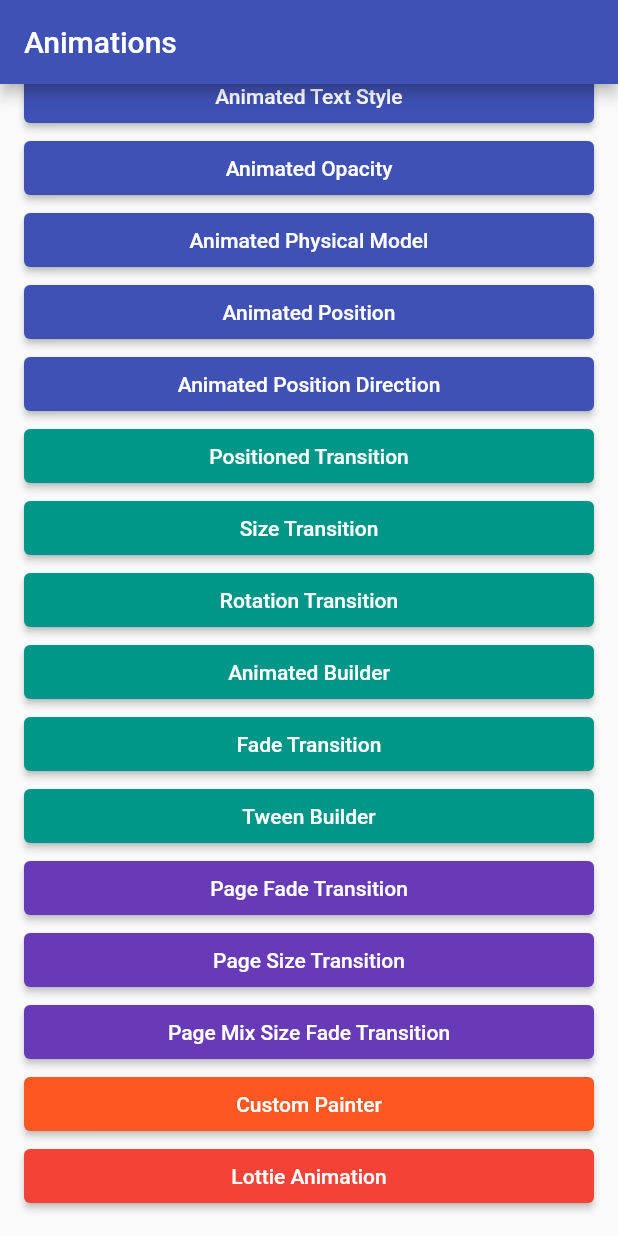
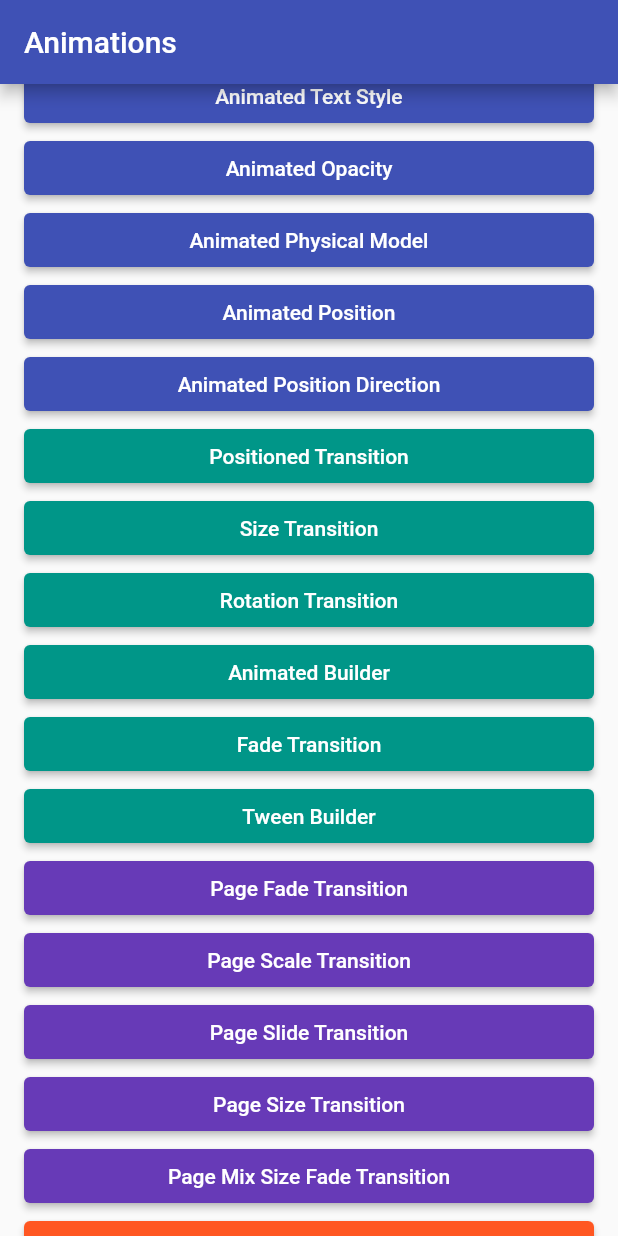
Before and after one commit to amirbahrawy/flutter_animation, a Flutter app: the screen it shows after launch, scrolled down 176 dp, on a phone screen of 412 x 824 dp. Run offline on Flutter 3.47's test engine with Material 2 defaults, Android fonts, the phone set to English and light mode, and no system bars; our stand-ins replace lottie.

Commit message:
Add page scale and slide transition

```diff
--- a/lib/main.dart
+++ b/lib/main.dart
@@ -20,6 +20,8 @@ import 'implicit_animations/animated_position_direction.dart';
 import 'implicit_animations/animated_text_style.dart';
 import 'page_transitions/page_mix_size_fade_transition.dart';
 import 'page_transitions/page_size_transition.dart';
+import 'page_transitions/page_scale_transition.dart';
+import 'page_transitions/page_slide_transition.dart';
 
 void main() {
   runApp(const MainApp());
@@ -74,6 +76,14 @@ class MainApp extends StatelessWidget {
                       "Page Fade Transition",
                       () => Navigator.of(context)
                           .push(PageFadeTransition(page: const NewPage()))),
+                  _buildPageTransitionItem(
+                      "Page Scale Transition",
+                      () => Navigator.of(context)
+                          .push(PageScaleTransition(page: const NewPage()))),
+                  _buildPageTransitionItem(
+                      "Page Slide Transition",
+                      () => Navigator.of(context)
+                          .push(PageSlideTransition(page: const NewPage()))),
                   _buildPageTransitionItem(
                       "Page Size Transition",
                       () => Navigator.of(context)
--- /dev/null
+++ b/lib/page_transitions/page_scale_transition.dart
@@ -0,0 +1,21 @@
+import 'package:flutter/material.dart';
+
+class PageScaleTransition extends PageRouteBuilder {
+  final Widget page;
+  final Duration duration;
+  PageScaleTransition({
+    required this.page,
+    this.duration = const Duration(milliseconds: 300),
+  }) : super(
+          pageBuilder: (context, animation, secondaryAnimation) => page,
+          transitionDuration: duration,
+          transitionsBuilder: (context, animation, secondaryAnimation, child) {
+            animation = Tween<double>(begin: 0.4, end: 1.0).animate(
+                CurvedAnimation(parent: animation, curve: Curves.easeInOut));
+            return ScaleTransition(
+              scale: animation,
+              child: child,
+            );
+          },
+        );
+}
--- /dev/null
+++ b/lib/page_transitions/page_slide_transition.dart
@@ -0,0 +1,22 @@
+import 'package:flutter/material.dart';
+
+class PageSlideTransition extends PageRouteBuilder {
+  final Widget page;
+  final Duration duration;
+  PageSlideTransition({
+    required this.page,
+    this.duration = const Duration(milliseconds: 300),
+  }) : super(
+            pageBuilder: (context, animation, secondaryAnimation) => page,
+            transitionDuration: duration,
+            transitionsBuilder:
+                (context, animation, secondaryAnimation, child) {
+              return SlideTransition(
+                position: Tween<Offset>(
+                  begin: const Offset(-1.0, 0.0),
+                  end: Offset.zero,
+                ).animate(animation),
+                child: child,
+              );
+            });
+}
```
